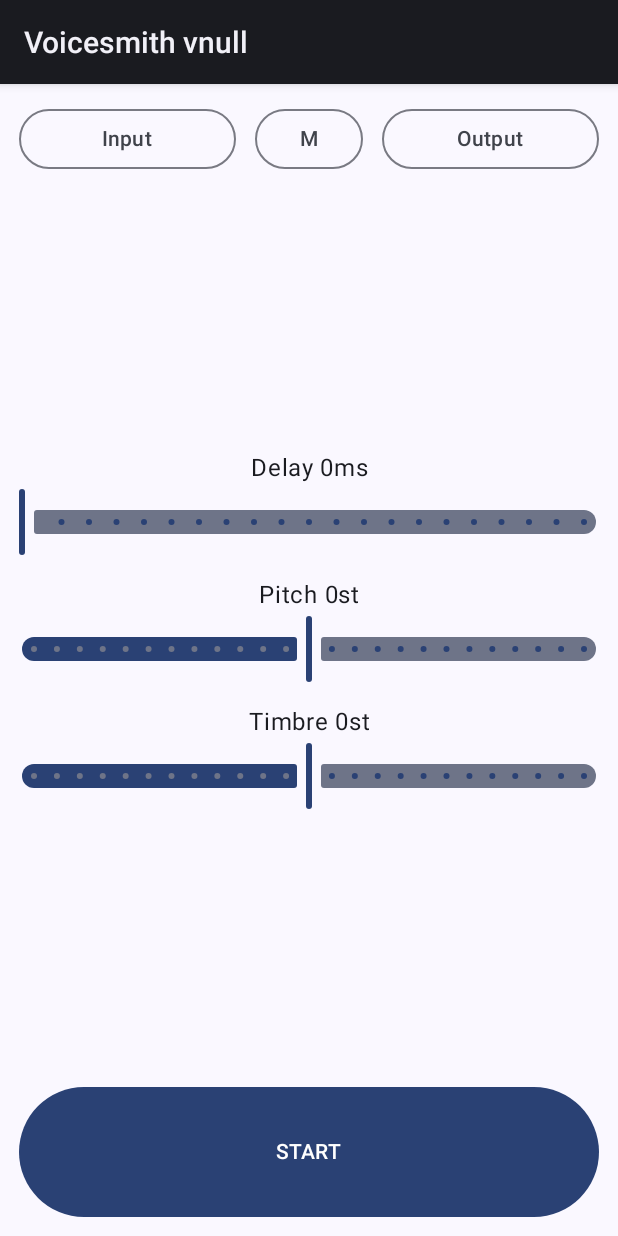
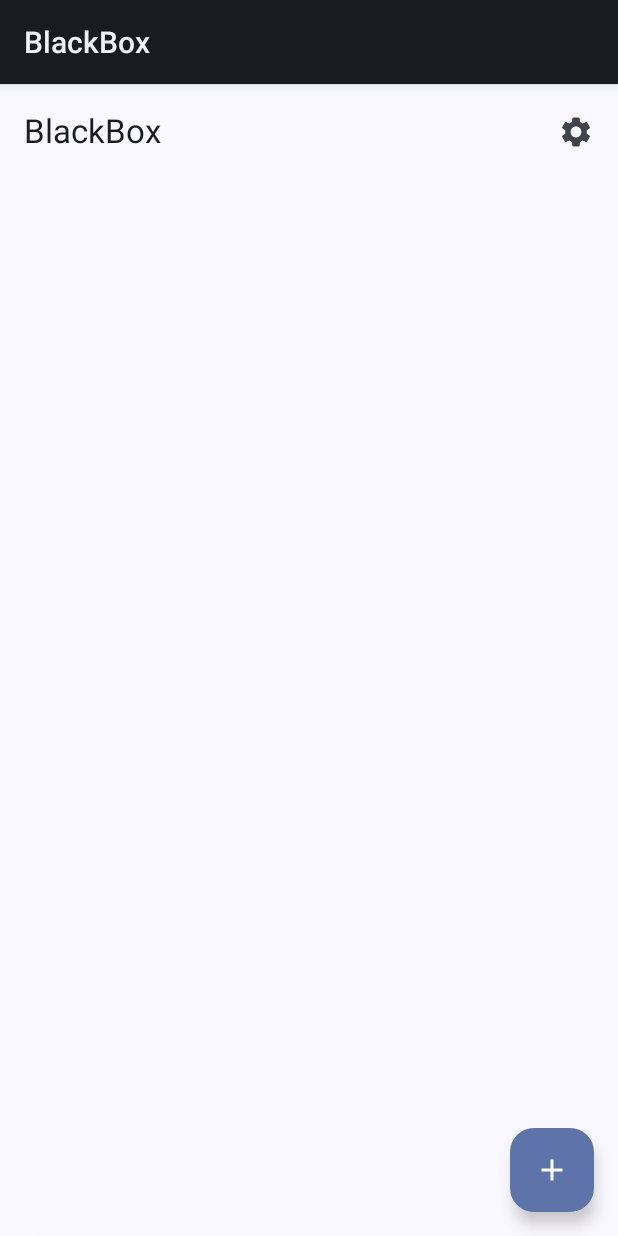
Before and after one commit to jurihock/voicesmith, an Android app built with Jetpack Compose: the screen it shows after launch (MainActivity), on a phone screen of 412 x 824 dp. Run offline under Robolectric (Android 15) with nearby library versions, the phone set to English and light mode, and no system bars.

Commit message:
feat: Overhaul UI and add app cloning and overlay features
Refactors the VoiceSmith application into BlackBox, a voice changer with a completely redesigned user interface.

Key changes include:
- A new, modern UI built with Jetpack Compose for selecting, saving ("cloning"), and launching other installed apps.
- An on-screen overlay for controlling the voice changer.
- Re-integration of the core voice changer controls (pitch, delay, timbre) into a bottom sheet.
- All necessary permissions and services are now correctly handled.

```diff
--- a/voicesmith/src/main/java/de/jurihock/voicesmith/MainActivity.kt
+++ b/voicesmith/src/main/java/de/jurihock/voicesmith/MainActivity.kt
@@ -1,92 +1,150 @@
 package de.jurihock.voicesmith
 
+import android.content.Intent
 import android.content.pm.PackageManager
-import android.content.pm.PackageManager.NameNotFoundException
+import android.graphics.drawable.Drawable
+import android.net.Uri
 import android.os.Bundle
+import android.provider.Settings
 import androidx.activity.compose.setContent
+import androidx.activity.result.contract.ActivityResultContracts
+import androidx.compose.foundation.Image
+import androidx.compose.foundation.clickable
+import androidx.compose.foundation.layout.Arrangement
 import androidx.compose.foundation.layout.Column
+import androidx.compose.foundation.layout.PaddingValues
 import androidx.compose.foundation.layout.Spacer
 import androidx.compose.foundation.layout.fillMaxSize
 import androidx.compose.foundation.layout.height
 import androidx.compose.foundation.layout.padding
+import androidx.compose.foundation.layout.size
+import androidx.compose.foundation.lazy.grid.GridCells
+import androidx.compose.foundation.lazy.grid.LazyVerticalGrid
+import androidx.compose.foundation.lazy.grid.items
+import androidx.compose.material.icons.Icons
+import androidx.compose.material.icons.filled.Add
+import androidx.compose.material.icons.filled.Settings
+import androidx.compose.material3.BottomSheetScaffold
+import androidx.compose.material3.ExperimentalMaterial3Api
+import androidx.compose.material3.FloatingActionButton
+import androidx.compose.material3.Icon
+import androidx.compose.material3.IconButton
 import androidx.compose.material3.Scaffold
+import androidx.compose.material3.Text
+import androidx.compose.material3.TopAppBar
+import androidx.compose.material3.rememberBottomSheetScaffoldState
+import androidx.compose.runtime.Composable
+import androidx.compose.runtime.getValue
 import androidx.compose.runtime.mutableIntStateOf
 import androidx.compose.runtime.mutableStateOf
+import androidx.compose.runtime.remember
+import androidx.compose.runtime.rememberCoroutineScope
+import androidx.compose.runtime.setValue
+import androidx.compose.ui.Alignment
 import androidx.compose.ui.Modifier
+import androidx.compose.ui.graphics.asImageBitmap
+import androidx.compose.ui.platform.LocalContext
 import androidx.compose.ui.unit.Dp
-import de.jurihock.voicesmith.etc.Game
-import de.jurihock.voicesmith.etc.Log
+import androidx.compose.ui.unit.dp
+import androidx.core.graphics.drawable.toBitmap
 import de.jurihock.voicesmith.etc.Preferences
-import de.jurihock.voicesmith.etc.Vibrator
-import de.jurihock.voicesmith.io.AudioDevices
-import de.jurihock.voicesmith.io.selectChannels
-import de.jurihock.voicesmith.io.selectInputDevice
-import de.jurihock.voicesmith.io.selectOutputDevice
+import de.jurihock.voicesmith.service.AudioService
 import de.jurihock.voicesmith.service.AudioServiceActivity
+import de.jurihock.voicesmith.service.OverlayService
+import de.jurihock.voicesmith.ui.AppSelectionScreen
 import de.jurihock.voicesmith.ui.IntParameterScreen
-import de.jurihock.voicesmith.ui.BigToggleButtonScreen
-import de.jurihock.voicesmith.ui.DeviceSelectorScreen
 import de.jurihock.voicesmith.ui.MainTheme
 import de.jurihock.voicesmith.ui.UI
+import kotlinx.coroutines.launch
 
 class MainActivity : AudioServiceActivity() {
 
     private val preferences by lazy { Preferences(this) }
-  private val devices by lazy { AudioDevices(this) }
-  private val game by lazy { Game(this) }
-  private val vibrator by lazy { Vibrator(this) }
+    private var pendingPackageName: String? = null
 
-  private val channels = mutableIntStateOf(1)
-  private val delay = mutableIntStateOf(0)
-  private val pitch = mutableIntStateOf(0)
-  private val timbre = mutableIntStateOf(0)
-  private val state = mutableStateOf(false)
-
-  private fun sync() {
-    channels.intValue = preferences.channels
-    delay.intValue = preferences.delay
-    pitch.intValue = preferences.pitch
-    timbre.intValue = preferences.timbre
+    private val overlayPermissionLauncher = registerForActivityResult(ActivityResultContracts.StartActivityForResult()) {
+        if (Settings.canDrawOverlays(this)) {
+            pendingPackageName?.let { launchApp(it) }
+            pendingPackageName = null
+        }
     }
 
     override fun onCreate(savedInstanceState: Bundle?) {
         super.onCreate(savedInstanceState)
-    try {
-      // https://issuetracker.google.com/issues/246845196
-      val flags = PackageManager.PackageInfoFlags.of(0)
-      val info = packageManager.getPackageInfo(packageName, flags)
-      val version = info.versionName
-      title = getString(R.string.title_with_version).format(version)
-    } catch (exception: NameNotFoundException) {
-      Log.e("Unable to determine the package version!", exception)
-    }
-    try {
         setContent {
             MainTheme {
-          Scaffold(
-            modifier = Modifier.fillMaxSize(),
-            topBar = {
-              DeviceSelectorScreen(
-                modifier = Modifier.padding(Dp(UI.PADDING)),
-                textInput = getString(R.string.input),
-                textOutput = getString(R.string.output),
-                textMono = getString(R.string.mono),
-                textStereo = getString(R.string.stereo),
-                channels = channels,
-                onSelectInputDevice = { onSelectInputDevice() },
-                onSelectOutputDevice = { onSelectOutputDevice() },
-                onSelectChannels = { onSelectChannels() })
-            },
-            bottomBar = {
-              BigToggleButtonScreen(
-                modifier = Modifier.padding(Dp(UI.PADDING)),
-                textOn = getString(R.string.start), textOff = getString(R.string.stop), value = state,
-                onToggle = { onStartStopAudioService() })
-            }) { padding ->
-            Column(modifier = Modifier.padding(padding).padding(Dp(UI.PADDING))) {
+                var showAppSelection by remember { mutableStateOf(false) }
+
+                if (showAppSelection) {
+                    AppSelectionScreen(
+                        onAppSelected = { packageName ->
+                            val currentApps = preferences.clonedApps.toMutableSet()
+                            currentApps.add(packageName)
+                            preferences.clonedApps = currentApps
+                            showAppSelection = false
+                        }
+                    )
+                } else {
+                    BlackBoxMainScreen(
+                        preferences = preferences,
+                        onAddAppClicked = { showAppSelection = true },
+                        onAppClicked = { packageName ->
+                            if (Settings.canDrawOverlays(this)) {
+                                launchApp(packageName)
+                            } else {
+                                pendingPackageName = packageName
+                                val intent = Intent(
+                                    Settings.ACTION_MANAGE_OVERLAY_PERMISSION,
+                                    Uri.parse("package:$packageName")
+                                )
+                                overlayPermissionLauncher.launch(intent)
+                            }
+                        }
+                    )
+                }
+            }
+        }
+    }
+
+    private fun launchApp(packageName: String) {
+        // Start Audio Service
+        val audioServiceIntent = Intent(this, AudioService::class.java)
+        startService(audioServiceIntent)
+
+        // Start Overlay Service
+        val overlayServiceIntent = Intent(this, OverlayService::class.java)
+        startService(overlayServiceIntent)
+
+        // Launch the selected app
+        val launchIntent = packageManager.getLaunchIntentForPackage(packageName)
+        launchIntent?.let { startActivity(it) }
+    }
+}
+
+@OptIn(ExperimentalMaterial3Api::class)
+@Composable
+fun BlackBoxMainScreen(
+    preferences: Preferences,
+    onAddAppClicked: () -> Unit,
+    onAppClicked: (String) -> Unit
+) {
+    val context = LocalContext.current
+    val packageManager = context.packageManager
+    val clonedApps = remember { preferences.clonedApps.toList() }
+    val scaffoldState = rememberBottomSheetScaffoldState()
+    val scope = rememberCoroutineScope()
+
+    val delay = remember { mutableIntStateOf(preferences.delay) }
+    val pitch = remember { mutableIntStateOf(preferences.pitch) }
+    val timbre = remember { mutableIntStateOf(preferences.timbre) }
+
+    BottomSheetScaffold(
+        scaffoldState = scaffoldState,
+        sheetContent = {
+            Column(modifier = Modifier.padding(Dp(UI.PADDING))) {
                 Spacer(modifier = Modifier.weight(1f))
                 IntParameterScreen(
-                name = getString(R.string.delay), unit = getString(R.string.milliseconds), value = delay,
+                    name = "Delay", unit = "ms", value = delay,
                     min = 0, max = 1000, inc = 50,
                     onChange = {
                         delay.intValue = it
@@ -94,7 +152,7 @@ class MainActivity : AudioServiceActivity() {
                     })
                 Spacer(modifier = Modifier.height(Dp(UI.PADDING)))
                 IntParameterScreen(
-                name = getString(R.string.pitch), unit = getString(R.string.semitones), value = pitch,
+                    name = "Pitch", unit = "st", value = pitch,
                     min = -12, max = +12, inc = 1,
                     onChange = {
                         pitch.intValue = it
@@ -102,7 +160,7 @@ class MainActivity : AudioServiceActivity() {
                     })
                 Spacer(modifier = Modifier.height(Dp(UI.PADDING)))
                 IntParameterScreen(
-                name = getString(R.string.timbre), unit = getString(R.string.semitones), value = timbre,
+                    name = "Timbre", unit = "st", value = timbre,
                     min = -12, max = +12, inc = 1,
                     onChange = {
                         timbre.intValue = it
@@ -110,49 +168,72 @@ class MainActivity : AudioServiceActivity() {
                     })
                 Spacer(modifier = Modifier.weight(1f))
             }
+        },
+        sheetPeekHeight = 0.dp
+    ) {
+        Scaffold(
+            topBar = {
+                TopAppBar(
+                    title = { Text("BlackBox") },
+                    actions = {
+                        IconButton(onClick = {
+                            scope.launch {
+                                scaffoldState.bottomSheetState.expand()
+                            }
+                        }) {
+                            Icon(Icons.Filled.Settings, contentDescription = "Settings")
+                        }
+                    }
+                )
+            },
+            floatingActionButton = {
+                FloatingActionButton(onClick = onAddAppClicked) {
+                    Icon(Icons.Filled.Add, contentDescription = "Add App")
+                }
+            }
+        ) { padding ->
+            LazyVerticalGrid(
+                columns = GridCells.Adaptive(minSize = 128.dp),
+                modifier = Modifier.padding(padding).fillMaxSize(),
+                contentPadding = PaddingValues(16.dp),
+                horizontalArrangement = Arrangement.spacedBy(16.dp),
+                verticalArrangement = Arrangement.spacedBy(16.dp)
+            ) {
+                items(clonedApps) { packageName ->
+                    try {
+                        val appInfo = packageManager.getApplicationInfo(packageName, 0)
+                        val appIcon = packageManager.getApplicationIcon(appInfo)
+                        val appName = packageManager.getApplicationLabel(appInfo).toString()
+
+                        AppIcon(
+                            icon = appIcon,
+                            name = appName,
+                            onClick = { onAppClicked(packageName) }
+                        )
+                    } catch (e: PackageManager.NameNotFoundException) {
+                        // App might have been uninstalled
                     }
                 }
             }
-    } finally {
-      sync()
+        }
     }
 }
 
-  override fun onAudioServiceStarted() {
-    state.value = true
-    game.on()
-    vibrator.on()
-  }
-
-  override fun onAudioServiceStopped() {
-    state.value = false
-    game.off()
-    vibrator.off()
-  }
-
-  override fun onAudioServiceFailed() {
-    state.value = false
-    game.off()
-    vibrator.error()
-  }
-
-  private fun onSelectInputDevice() {
-    devices.selectInputDevice(preferences.input) {
-      preferences.input = it
+@Composable
+fun AppIcon(
+    icon: Drawable,
+    name: String,
+    onClick: () -> Unit
+) {
+    Column(
+        horizontalAlignment = Alignment.CenterHorizontally,
+        modifier = Modifier.padding(8.dp).clickable(onClick = onClick)
+    ) {
+        Image(
+            bitmap = icon.toBitmap().asImageBitmap(),
+            contentDescription = name,
+            modifier = Modifier.size(64.dp)
+        )
+        Text(text = name, modifier = Modifier.padding(top = 4.dp))
     }
 }
-
-  private fun onSelectOutputDevice() {
-    devices.selectOutputDevice(preferences.output) {
-      preferences.output = it
-    }
-  }
-
-  private fun onSelectChannels() {
-    devices.selectChannels(preferences.channels) {
-      channels.intValue = it
-      preferences.channels = it
-    }
-  }
-
-}
--- a/voicesmith/src/main/java/de/jurihock/voicesmith/etc/Preferences.kt
+++ b/voicesmith/src/main/java/de/jurihock/voicesmith/etc/Preferences.kt
@@ -40,6 +40,10 @@ class Preferences(context: Context) {
     get() { return preferences.getInt(::timbre.name, 0) }
     set(value) { preferences.edit().putInt(::timbre.name, value).commit() }
 
+  var clonedApps: Set<String>
+    get() { return preferences.getStringSet(::clonedApps.name, emptySet()) ?: emptySet() }
+    set(value) { preferences.edit().putStringSet(::clonedApps.name, value).commit() }
+
   fun register(listener: OnSharedPreferenceChangeListener) {
     preferences.registerOnSharedPreferenceChangeListener(listener)
   }
--- a/voicesmith/src/main/res/values/strings.xml
+++ b/voicesmith/src/main/res/values/strings.xml
@@ -7,20 +7,20 @@
   <string name="output">Output</string>
   <string name="permissions_rationale_dismiss">Dismiss</string>
   <string name="permissions_rationale_settings">Settings</string>
-  <string name="permissions_rationale_text">Microphone permission must be granted in order to use Voicesmith!</string>
+  <string name="permissions_rationale_text">Microphone permission must be granted in order to use BlackBox!</string>
   <string name="permissions_rationale_title">Permissions missing</string>
   <string name="pitch">Pitch</string>
   <string name="select_channels">Select signal path</string>
   <string name="select_input_device">Select input device</string>
   <string name="select_output_device">Select output device</string>
   <string name="semitones">st</string>
-  <string name="service_notification_channel">Voicesmith status indicator</string>
-  <string name="service_notification_text">Hopefully the Voicesmith app is still running in the background…</string>
-  <string name="service_notification_title">Voicesmith</string>
+  <string name="service_notification_channel">BlackBox status indicator</string>
+  <string name="service_notification_text">Hopefully the BlackBox app is still running in the background…</string>
+  <string name="service_notification_title">BlackBox</string>
   <string name="start">START</string>
   <string name="stereo">S</string>
   <string name="stop">STOP</string>
   <string name="timbre">Timbre</string>
-  <string name="title">Voicesmith</string>
-  <string name="title_with_version">Voicesmith v%s</string>
+  <string name="title">BlackBox</string>
+  <string name="title_with_version">BlackBox v%s</string>
 </resources>
```
Also changed, not shown: voicesmith/src/main/AndroidManifest.xml (+6 -1 lines), voicesmith/src/main/java/de/jurihock/voicesmith/service/OverlayService.kt (added, +93 -0 lines), voicesmith/src/main/java/de/jurihock/voicesmith/ui/AppSelectionScreen.kt (added, +58 -0 lines), voicesmith/src/main/res/drawable/blackbox.xml (renamed from voicesmith/src/main/res/drawable/voicesmith.xml). Lines whose indentation alone changed are shown as unchanged.
